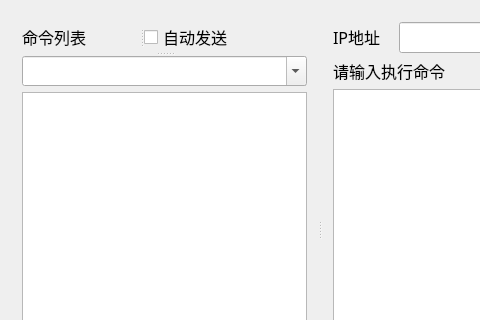
This is cmdServer/mainwindow.ui in weilaidb/execCmd as Qt 5 draws it before an edit; both pictures show x 0 to 480 and y 0 to 320 of the 796 by 479 pixel window. The edited form follows.
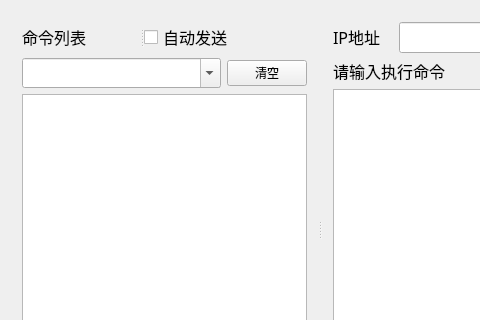
This is the edited form.

Commit message: 3.3 增加查找列表清除按钮

```diff
--- a/cmdServer/mainwindow.ui
+++ b/cmdServer/mainwindow.ui
@@ -20,13 +20,9 @@
       <property name="orientation">
        <enum>Qt::Horizontal</enum>
       </property>
-      <widget class="QWidget" name="layoutWidget">
+      <widget class="QWidget" name="">
        <layout class="QVBoxLayout" name="verticalLayout_2">
         <item>
-         <widget class="QSplitter" name="splitter_4">
-          <property name="orientation">
-           <enum>Qt::Vertical</enum>
-          </property>
           <widget class="QSplitter" name="splitter_3">
            <property name="orientation">
             <enum>Qt::Horizontal</enum>
@@ -70,6 +66,10 @@
             </property>
            </widget>
           </widget>
+        </item>
+        <item>
+         <layout class="QHBoxLayout" name="horizontalLayout_3">
+          <item>
           <widget class="QComboBox" name="comboBox_findlist">
            <property name="maximumSize">
             <size>
@@ -90,7 +90,27 @@
             <number>30</number>
            </property>
           </widget>
-         </widget>
+          </item>
+          <item>
+           <widget class="QPushButton" name="pushButton">
+            <property name="sizePolicy">
+             <sizepolicy hsizetype="Fixed" vsizetype="Fixed">
+              <horstretch>0</horstretch>
+              <verstretch>0</verstretch>
+             </sizepolicy>
+            </property>
+            <property name="minimumSize">
+             <size>
+              <width>20</width>
+              <height>0</height>
+             </size>
+            </property>
+            <property name="text">
+             <string>清空</string>
+            </property>
+           </widget>
+          </item>
+         </layout>
         </item>
         <item>
          <widget class="QListWidget" name="listWidget_cmdlist">
```
Lines whose indentation alone changed are shown as unchanged. The commit also changes 7 other files.
